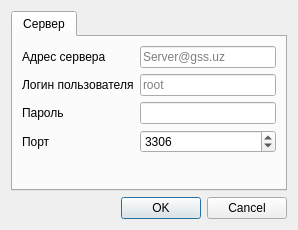
The window that Client/dialogs/SettingsDialog.ui (Baxulio/ParkingACS) describes before a commit, drawn with Qt 5.
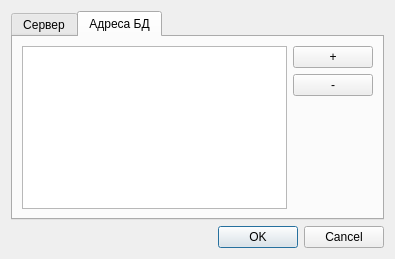
The same window after the commit.

```diff
--- a/Client/dialogs/SettingsDialog.ui
+++ b/Client/dialogs/SettingsDialog.ui
@@ -6,8 +6,8 @@
    <rect>
     <x>0</x>
     <y>0</y>
-    <width>298</width>
-    <height>230</height>
+    <width>395</width>
+    <height>259</height>
    </rect>
   </property>
   <property name="windowTitle">
@@ -23,7 +23,7 @@
       <enum>QTabWidget::Rounded</enum>
      </property>
      <property name="currentIndex">
-      <number>0</number>
+      <number>1</number>
      </property>
      <widget class="QWidget" name="server_tab">
       <attribute name="title">
@@ -130,6 +130,59 @@
        </item>
       </layout>
      </widget>
+     <widget class="QWidget" name="tab">
+      <attribute name="title">
+       <string>Адреса БД</string>
+      </attribute>
+      <layout class="QHBoxLayout" name="horizontalLayout">
+       <item>
+        <widget class="QListView" name="listView">
+         <property name="font">
+          <font>
+           <pointsize>12</pointsize>
+          </font>
+         </property>
+         <property name="alternatingRowColors">
+          <bool>true</bool>
+         </property>
+         <property name="selectionBehavior">
+          <enum>QAbstractItemView::SelectRows</enum>
+         </property>
+        </widget>
+       </item>
+       <item>
+        <layout class="QVBoxLayout" name="verticalLayout_2">
+         <item>
+          <widget class="QPushButton" name="add_but">
+           <property name="text">
+            <string>+</string>
+           </property>
+          </widget>
+         </item>
+         <item>
+          <widget class="QPushButton" name="del_but">
+           <property name="text">
+            <string>-</string>
+           </property>
+          </widget>
+         </item>
+         <item>
+          <spacer name="verticalSpacer">
+           <property name="orientation">
+            <enum>Qt::Vertical</enum>
+           </property>
+           <property name="sizeHint" stdset="0">
+            <size>
+             <width>20</width>
+             <height>40</height>
+            </size>
+           </property>
+          </spacer>
+         </item>
+        </layout>
+       </item>
+      </layout>
+     </widget>
     </widget>
    </item>
    <item>
```
